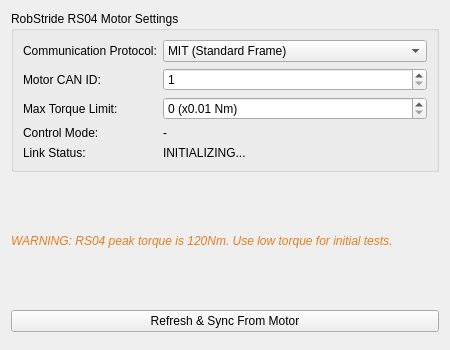
The window that res/rs04.ui (OuIChien/OpenFFBoard-configurator) describes before a commit, drawn with Qt 5.
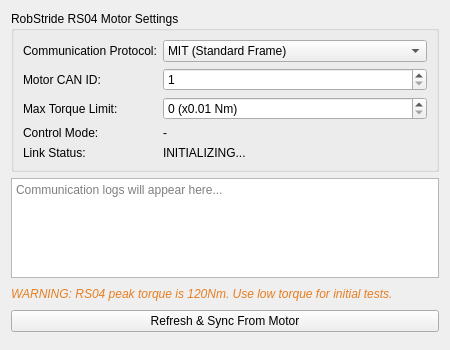
The same window after the commit.

Commit message: 增加日志显示。

Patch:
```diff
--- a/res/rs04.ui
+++ b/res/rs04.ui
@@ -37,6 +37,13 @@
      </layout>
     </widget>
    </item>
+   <item>
+    <widget class="QPlainTextEdit" name="textEdit_log">
+     <property name="readOnly"><bool>true</bool></property>
+     <property name="placeholderText"><string>Communication logs will appear here...</string></property>
+     <property name="maximumSize"><size><width>16777215</width><height>100</height></size></property>
+    </widget>
+   </item>
    <item>
     <widget class="QLabel" name="label_warning">
      <property name="text"><string>WARNING: RS04 peak torque is 120Nm. Use low torque for initial tests.</string></property>
```
The commit also changes 1 other file.
